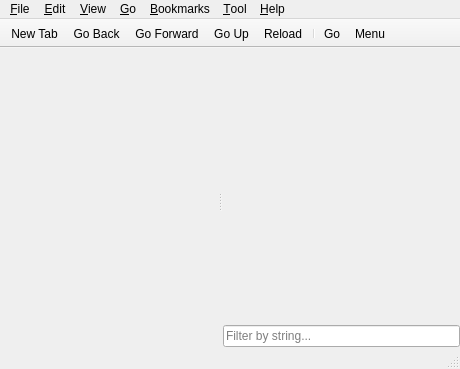
Old version of the form pcmanfm/main-win.ui in the repository lubuntu-team/pavucontrol-qt-packaging.
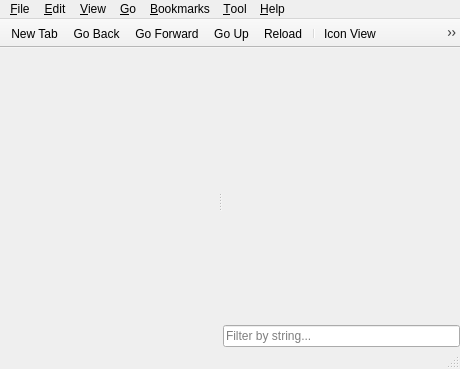
New version of the form. Icons and pictures are not drawn. Custom widgets are drawn as their Qt base class.

Patch:
```diff
--- a/pcmanfm/main-win.ui
+++ b/pcmanfm/main-win.ui
@@ -278,6 +278,11 @@
    <addaction name="actionGoUp"/>
    <addaction name="actionReload"/>
    <addaction name="separator"/>
+   <addaction name="actionIconView"/>
+   <addaction name="actionThumbnailView"/>
+   <addaction name="actionCompactView"/>
+   <addaction name="actionDetailedList"/>
+   <addaction name="separator"/>
    <addaction name="actionGo"/>
    <addaction name="actionMenu"/>
   </widget>
```
Left out of the diff: 14 changed lines with no effect on the pictures.
